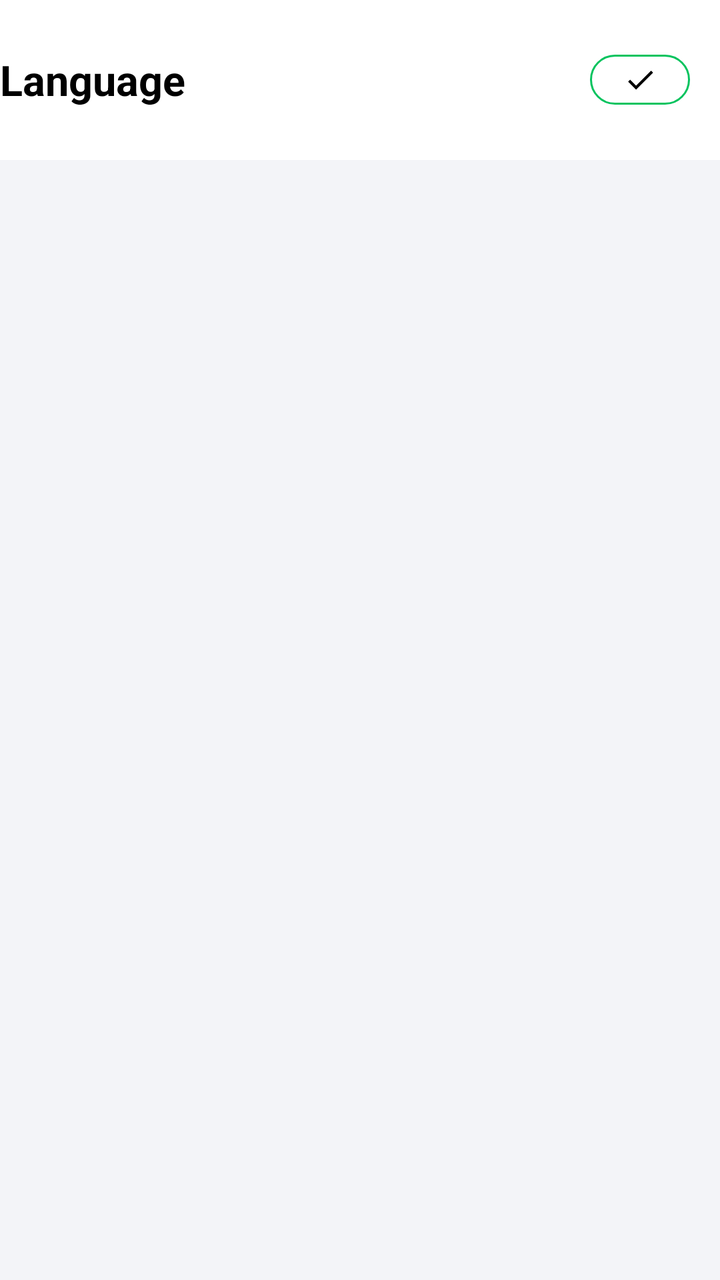
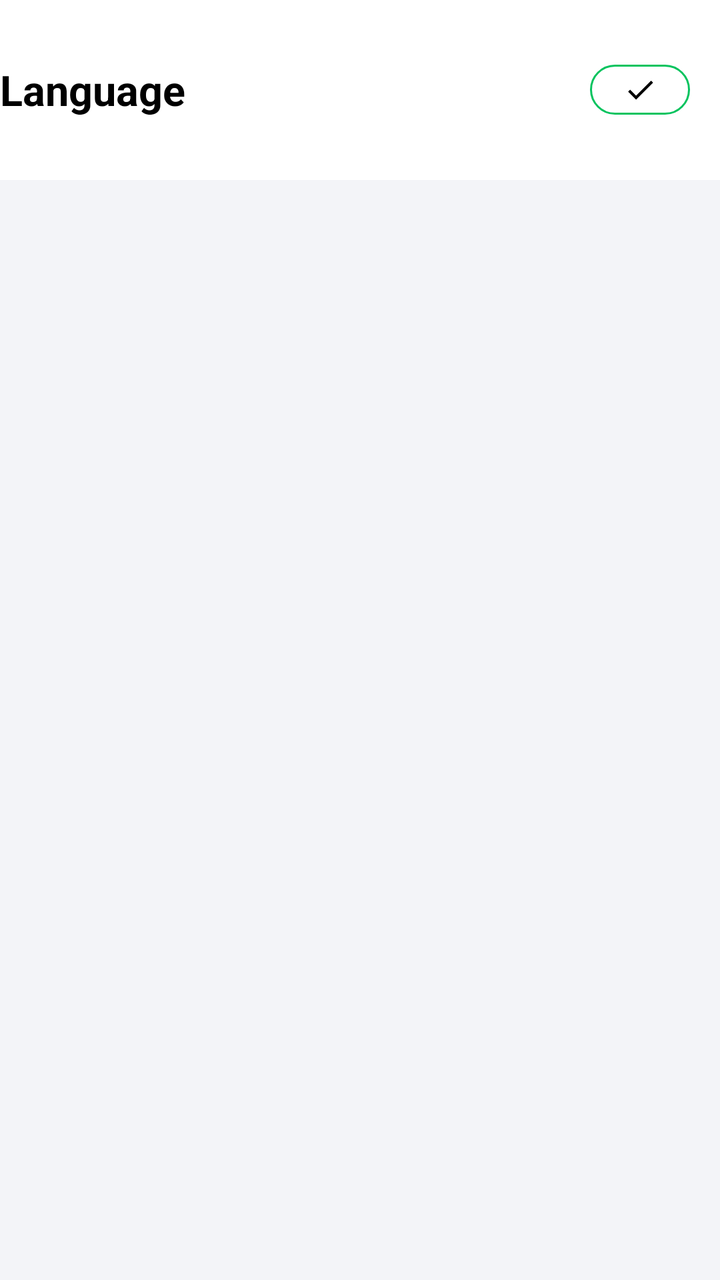

The first picture is an Android layout as it rendered before a commit; the second is the same layout after the commit. The layout source and the unified diff follow.
<!-- AndroidManifest.xml: application theme Theme.FinTrack -->
<!-- res/layout/activity_language.xml -->
<?xml version="1.0" encoding="utf-8"?>
<RelativeLayout xmlns:android="http://schemas.android.com/apk/res/android"
    xmlns:app="http://schemas.android.com/apk/res-auto"
    xmlns:tools="http://schemas.android.com/tools"
    android:id="@+id/main"
    android:layout_width="match_parent"
    android:layout_height="match_parent"
    android:background="#ffffff"

    >


    <RelativeLayout
        android:id="@+id/rel_top"
        android:layout_width="match_parent"
        android:layout_height="80dp">

        <ImageView
            android:id="@+id/img_back"
            android:layout_width="35dp"
            android:layout_height="35dp"
            android:layout_alignParentStart="true"
            android:layout_centerVertical="true"
            android:layout_margin="5dp"
            android:foreground="@drawable/ripple_effect"
            android:gravity="center"
            android:maxLines="1"
            android:padding="5dp"
            android:visibility="gone"
            android:src="@drawable/ic_back_arrow" />



        <TextView
            android:id="@+id/txt_title"
            android:layout_width="match_parent"
            android:layout_height="wrap_content"
            android:gravity="center|start"
            android:layout_centerVertical="true"
            android:layout_toEndOf="@+id/img_back"
            android:layout_toStartOf="@+id/img_done"
            android:text="Language"
            android:textStyle="bold"
            android:textColor="@color/black"
            android:textSize="21sp"
            >

        </TextView>


        <ImageView
            android:id="@+id/img_done"
            android:layout_width="50dp"
            android:layout_height="25dp"
            android:layout_alignParentEnd="true"
            android:layout_centerVertical="true"
            android:padding="4dp"
            android:layout_marginEnd="15dp"
            android:src="@drawable/ic_done_24"
            android:foreground="@drawable/ripple_effect_rect"
            android:background="@drawable/bg_lang_done">

        </ImageView>


    </RelativeLayout>

    <FrameLayout
        android:layout_above="@+id/constrain_adview"
        android:layout_width="match_parent"
        android:layout_height="match_parent"
        android:background="#F3F4F8"
        android:layout_below="@+id/rel_top">

        <androidx.recyclerview.widget.RecyclerView
            android:id="@+id/rev_langauge"
            android:layout_width="match_parent"
            android:layout_height="match_parent"
            android:clipToPadding="false"
            android:paddingTop="10dp"
            android:paddingBottom="40dp">

        </androidx.recyclerview.widget.RecyclerView>

    </FrameLayout>

    <LinearLayout
        android:id="@+id/bannerAd"
        android:layout_width="match_parent"
        android:layout_height="wrap_content"
        android:layout_alignParentBottom="true"
        android:layout_marginTop="8dp"
        android:layout_marginBottom="8dp"
        android:orientation="vertical"
        app:layout_constraintEnd_toEndOf="parent"
        app:layout_constraintStart_toStartOf="parent" />
</RelativeLayout>
<!-- resources referenced by this layout -->
<resources>
  <color name="black">#FF000000</color>
  <!-- drawable bg_lang_done (drawable) -->
  <?xml version="1.0" encoding="utf-8"?>
  <shape xmlns:android="http://schemas.android.com/apk/res/android" xmlns:app="http://schemas.android.com/apk/res-auto" xmlns:aapt="http://schemas.android.com/aapt" android:shape="rectangle">
      <corners android:radius="20dp"/>
      <stroke android:color="#06C35E" android:width="1dp" ></stroke>
  </shape>
  <!-- drawable ic_back_arrow (drawable) -->
  <vector xmlns:android="http://schemas.android.com/apk/res/android"
      android:width="41dp"
      android:height="40dp"
      android:autoMirrored="true"
      android:viewportWidth="41"
      android:viewportHeight="40">
    <path
        android:pathData="M25.985,7.5L14.378,20L25.985,32.5"
        android:strokeLineJoin="round"
        android:strokeWidth="4"
        android:fillColor="#00000000"
        android:strokeColor="#000000"
        android:strokeLineCap="round"/>
  </vector>
  <!-- drawable ic_done_24 (drawable) -->
  <vector xmlns:android="http://schemas.android.com/apk/res/android"
      android:width="24dp"
      android:height="24dp"
      android:tint="@color/black"
      android:viewportWidth="24"
      android:viewportHeight="24">
  
      <path
          android:fillColor="@color/black"
          android:pathData="M9,16.2L4.8,12l-1.4,1.4L9,19 21,7l-1.4,-1.4L9,16.2z" />
  
  </vector>
  <!-- drawable ripple_effect (drawable) -->
  <?xml version="1.0" encoding="utf-8"?>
  <ripple
      xmlns:android="http://schemas.android.com/apk/res/android"
      android:color="#A5A2A2"> 
  
  
  
  
  
      
      <item  android:state_pressed="true" android:id="@android:id/mask">
          <shape android:shape="rectangle">
              <solid android:color="?android:colorAccent" />
              <corners android:radius="5dp"/>
          </shape>
      </item>
  </ripple>
  <!-- drawable ripple_effect_rect (drawable) -->
  <?xml version="1.0" encoding="utf-8"?>
  <selector xmlns:android="http://schemas.android.com/apk/res/android">
      <item android:state_pressed="true">
          <shape android:shape="rectangle">
              <solid android:color="#80A5A2A2" /> //alfa less this color
              <corners android:radius="15dp" />
          </shape>
      </item>
      <item android:drawable="@android:color/transparent"/>
  </selector>
  
  
  
  
  
  
  
  
  
  
  
  
  
  
  
  
  
  <style name="Theme.FinTrack" parent="Base.Theme.FinTrack" />
  <style name="Base.Theme.FinTrack" parent="Theme.Material3.DayNight.NoActionBar">
          
          <item name="colorPrimary">@color/dWhite</item> --&gt;
      </style>
  <color name="dWhite">#85A8BF</color>
</resources>

<!-- the commit's change to res/layout/activity_language.xml (unified diff, before → after) -->
@@ -13,7 +13,7 @@
     <RelativeLayout
         android:id="@+id/rel_top"
         android:layout_width="match_parent"
-        android:layout_height="80dp">
+        android:layout_height="90dp">
 
         <ImageView
             android:id="@+id/img_back"
@@ -82,16 +82,91 @@
 
         </androidx.recyclerview.widget.RecyclerView>
 
+        <View
+            android:id="@+id/layout_ad_layer"
+            android:layout_width="match_parent"
+            android:layout_height="60dp"
+            android:visibility="gone"
+            android:layout_gravity="bottom"
+            android:background="@drawable/bg_black_tansparent" />
+
     </FrameLayout>
-
-    <LinearLayout
-        android:id="@+id/bannerAd"
+    <androidx.constraintlayout.widget.ConstraintLayout
+        android:id="@+id/constrain_adview"
         android:layout_width="match_parent"
         android:layout_height="wrap_content"
+        android:background="#E1E7ED"
         android:layout_alignParentBottom="true"
-        android:layout_marginTop="8dp"
-        android:layout_marginBottom="8dp"
-        android:orientation="vertical"
-        app:layout_constraintEnd_toEndOf="parent"
-        app:layout_constraintStart_toStartOf="parent" />
+        app:layout_constraintBottom_toBottomOf="parent">
+
+        <RelativeLayout
+            android:id="@+id/rel_small_native_banner"
+            android:layout_width="match_parent"
+            android:layout_height="130dp"
+            android:visibility="gone"
+            app:layout_constraintBottom_toBottomOf="parent"
+            app:layout_constraintEnd_toEndOf="parent"
+            app:layout_constraintStart_toStartOf="parent"
+            app:layout_constraintTop_toTopOf="parent">
+
+            <TextView
+                android:id="@+id/txt_ads_view"
+                android:layout_width="wrap_content"
+                android:layout_height="wrap_content"
+                android:layout_centerInParent="true"
+                android:gravity="center"
+                android:text="Advertisement Space"
+                android:textColor="@color/black"
+                android:textSize="14sp"
+                android:visibility="gone" />
+
+            <FrameLayout
+                android:id="@+id/frm_small_n_banner"
+                android:layout_width="match_parent"
+                android:layout_height="wrap_content" />
+
+        </RelativeLayout>
+
+        <RelativeLayout
+            android:id="@+id/rel_native_big"
+            android:layout_width="match_parent"
+            android:layout_height="wrap_content"
+            android:visibility="gone"
+            app:layout_constraintBottom_toBottomOf="parent"
+            app:layout_constraintEnd_toEndOf="parent"
+            app:layout_constraintStart_toStartOf="parent">
+
+            <FrameLayout
+                android:id="@+id/frame_text_space"
+                android:layout_width="match_parent"
+                android:layout_height="wrap_content">
+
+                <Space
+                    android:id="@+id/space_view"
+                    android:layout_width="match_parent"
+                    android:layout_height="wrap_content"
+                    android:layout_marginTop="60dp"
+                    android:layout_marginBottom="60dp" />
+
+                <TextView
+                    android:id="@+id/txt_big_view"
+                    android:layout_width="match_parent"
+                    android:layout_height="wrap_content"
+                    android:layout_gravity="center"
+                    android:gravity="center"
+                    android:text="Advertisement Space"
+                    android:textColor="@color/black"
+                    android:textSize="14sp"
+                    android:visibility="gone" />
+
+            </FrameLayout>
+
+            <FrameLayout
+                android:id="@+id/fram_big_native"
+                android:layout_width="match_parent"
+                android:layout_height="wrap_content" />
+
+        </RelativeLayout>
+
+    </androidx.constraintlayout.widget.ConstraintLayout>
 </RelativeLayout>
<!-- resource entries referenced after the edit -->
@@ -1,6 +1,12 @@
 <!-- resources referenced by this layout -->
 <resources>
   <color name="black">#FF000000</color>
+  <!-- drawable bg_black_tansparent (drawable) -->
+  <?xml version="1.0" encoding="utf-8"?>
+  <shape xmlns:android="http://schemas.android.com/apk/res/android" >
+      <size android:height="10dp"/>
+      <gradient android:startColor="#05000000" android:endColor="#5C000000" android:type="linear" android:angle="270"/>
+  </shape>
   <!-- drawable bg_lang_done (drawable) -->
   <?xml version="1.0" encoding="utf-8"?>
   <shape xmlns:android="http://schemas.android.com/apk/res/android" xmlns:app="http://schemas.android.com/apk/res-auto" xmlns:aapt="http://schemas.android.com/aapt" android:shape="rectangle">
